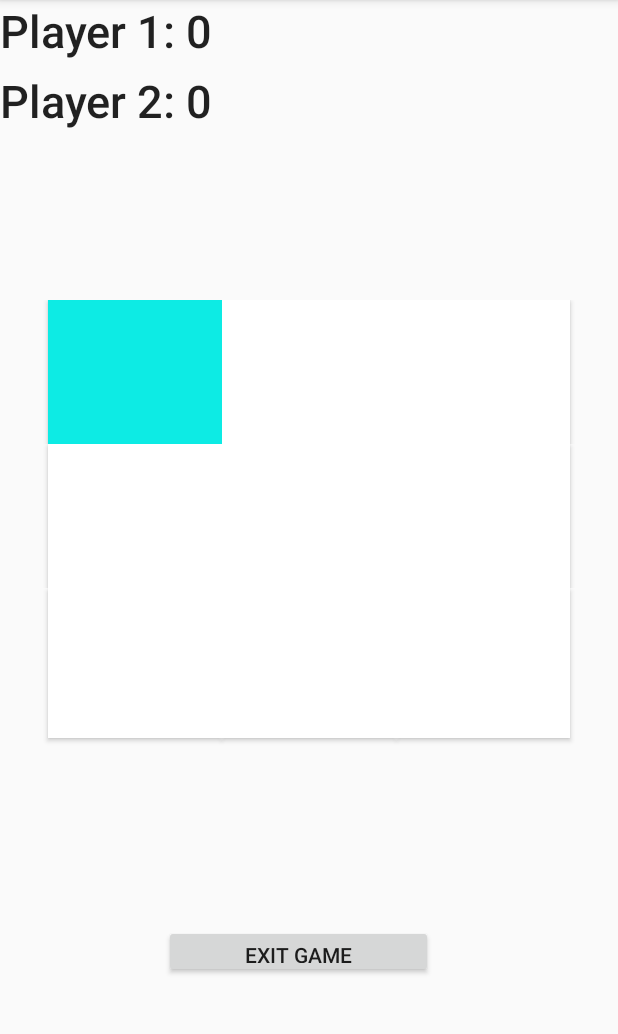
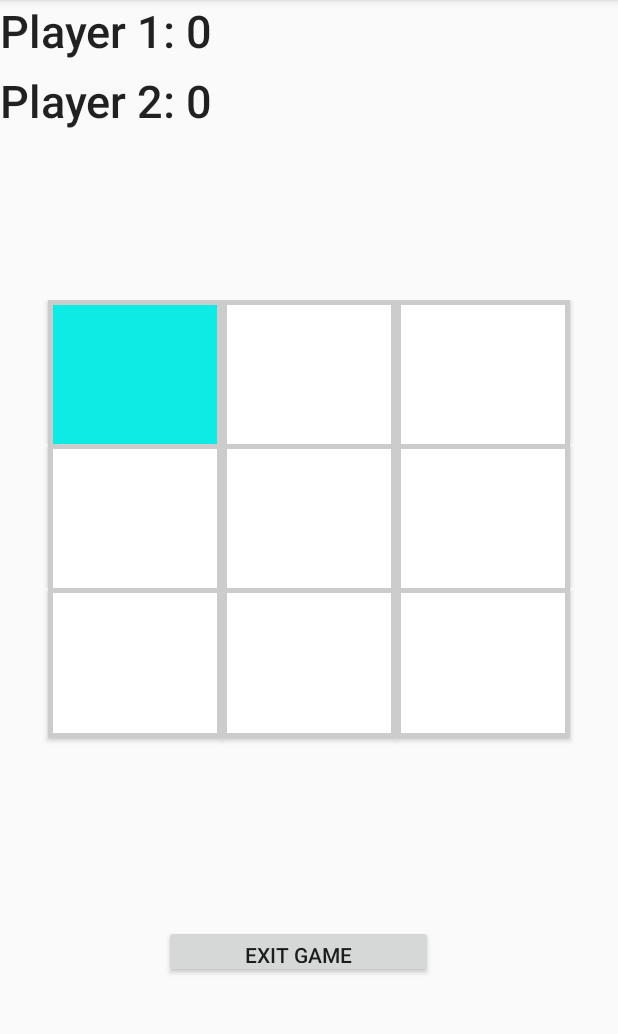
Before and after one commit to claireyip/Final.TicTacToe, an Android app: the GameActivity screen opened directly, with no data from a screen before it, after a tap on an icon or button, on a phone screen of 412 x 824 dp, the part 84-1118 px from its top. Run offline under Robolectric (Android 15) with nearby library versions, the phone set to English and light mode, and no system bars.

Commit message:
Reset works, botton borders work

```diff
--- a/app/src/main/java/com/example/finaltictactoe/GameActivity.java
+++ b/app/src/main/java/com/example/finaltictactoe/GameActivity.java
@@ -7,6 +7,7 @@ import android.content.Intent;
 import android.content.res.Resources;
 import android.graphics.Color;
 import android.graphics.drawable.Drawable;
+import android.graphics.drawable.GradientDrawable;
 import android.os.Bundle;
 import android.view.Gravity;
 import android.view.View;
@@ -77,13 +78,11 @@ public class GameActivity extends AppCompatActivity {
                 /**
                  * setting color of button to default
                  */
-                buttons[i][j].setBackgroundColor(defaultColor);
+                // buttons[i][j].setBackgroundColor(defaultColor);
                 /**
                  * setting buttonState to 0, which means players have not clicked on the button
                  */
                 buttonState[i][j] = 0;
-
-
 
             }
         }
@@ -112,10 +111,12 @@ public class GameActivity extends AppCompatActivity {
 
         }
         if (player1Turn) {
-            buttons[x][y].setBackgroundColor(player1Color);
+            GradientDrawable background = (GradientDrawable) buttons[x][y].getBackground();
+            background.setColor(player1Color);
             buttonState[x][y] = 1;
         } else {
-            buttons[x][y].setBackgroundColor(player2Color);
+            GradientDrawable background = (GradientDrawable) buttons[x][y].getBackground();
+            background.setColor(player2Color);
             buttonState[x][y] = 2;
         }
         /**
@@ -177,7 +178,9 @@ public class GameActivity extends AppCompatActivity {
         if (checkForWin() == 1 || checkForWin() == 2) {
             for (int i = 0; i < 3; i++) {
                 for (int j = 0; j < 3; j++) {
-                    buttons[i][j].setBackgroundColor(defaultColor);
+                    GradientDrawable background = (GradientDrawable) buttons[i][j].getBackground();
+                    background.setColor(defaultColor);
+                    buttonState[i][j] = 0;
 
                 }
             }
--- a/app/src/main/res/drawable/default_color.xml
+++ b/app/src/main/res/drawable/default_color.xml
@@ -1,5 +1,10 @@
 <?xml version="1.0" encoding="utf-8"?>
-<selector xmlns:android="http://schemas.android.com/apk/res/android">
-    <solid android:color="#FFFFFF"></solid>
+<shape xmlns:android="http://schemas.android.com/apk/res/android"
+    android:shape="rectangle" >
 
-</selector>
+    <solid android:color="#FFFFFFFF" />
+
+    <stroke
+        android:width="3dp"
+        android:color="#FFCCCCCC" />
+</shape>
--- a/app/src/main/res/layout/activity_game.xml
+++ b/app/src/main/res/layout/activity_game.xml
@@ -50,7 +50,7 @@
             android:layout_width="100dp"
             android:layout_height="100dp"
             android:layout_weight="1"
-            android:background="@drawable/button_border"
+            android:background="@drawable/default_color"
             android:textSize="60sp" />
 
         <Button
@@ -58,7 +58,7 @@
             android:layout_width="100dp"
             android:layout_height="100dp"
             android:layout_weight="1"
-            android:background="@drawable/button_border"
+            android:background="@drawable/default_color"
             android:textSize="60sp" />
 
         <Button
@@ -66,7 +66,7 @@
             android:layout_width="100dp"
             android:layout_height="100dp"
             android:layout_weight="1"
-            android:background="@drawable/button_border"
+            android:background="@drawable/default_color"
             android:textSize="60sp" />
 
         <Space
@@ -90,7 +90,7 @@
             android:layout_width="100dp"
             android:layout_height="100dp"
             android:layout_weight="1"
-            android:background="@drawable/button_border"
+            android:background="@drawable/default_color"
             android:textSize="60sp" />
 
         <Button
@@ -98,7 +98,7 @@
             android:layout_width="100dp"
             android:layout_height="100dp"
             android:layout_weight="1"
-            android:background="@drawable/button_border"
+            android:background="@drawable/default_color"
             android:textSize="60sp" />
 
         <Button
@@ -106,7 +106,7 @@
             android:layout_width="100dp"
             android:layout_height="100dp"
             android:layout_weight="1"
-            android:background="@drawable/button_border"
+            android:background="@drawable/default_color"
             android:textSize="60sp" />
 
         <Space
@@ -130,7 +130,7 @@
             android:layout_width="100dp"
             android:layout_height="100dp"
             android:layout_weight="1"
-            android:background="@drawable/button_border"
+            android:background="@drawable/default_color"
             android:textSize="60sp" />
 
         <Button
@@ -138,7 +138,7 @@
             android:layout_width="100dp"
             android:layout_height="100dp"
             android:layout_weight="1"
-            android:background="@drawable/button_border"
+            android:background="@drawable/default_color"
             android:textSize="60sp" />
 
         <Button
@@ -146,7 +146,7 @@
             android:layout_width="100dp"
             android:layout_height="100dp"
             android:layout_weight="1"
-            android:background="@drawable/button_border"
+            android:background="@drawable/default_color"
             android:textSize="60sp" />
 
         <Space
```
Also changed, not shown: app/src/main/res/drawable/player1_color.xml (+9 -4 lines), app/src/main/res/drawable/player2_color.xml (+8 -4 lines).
